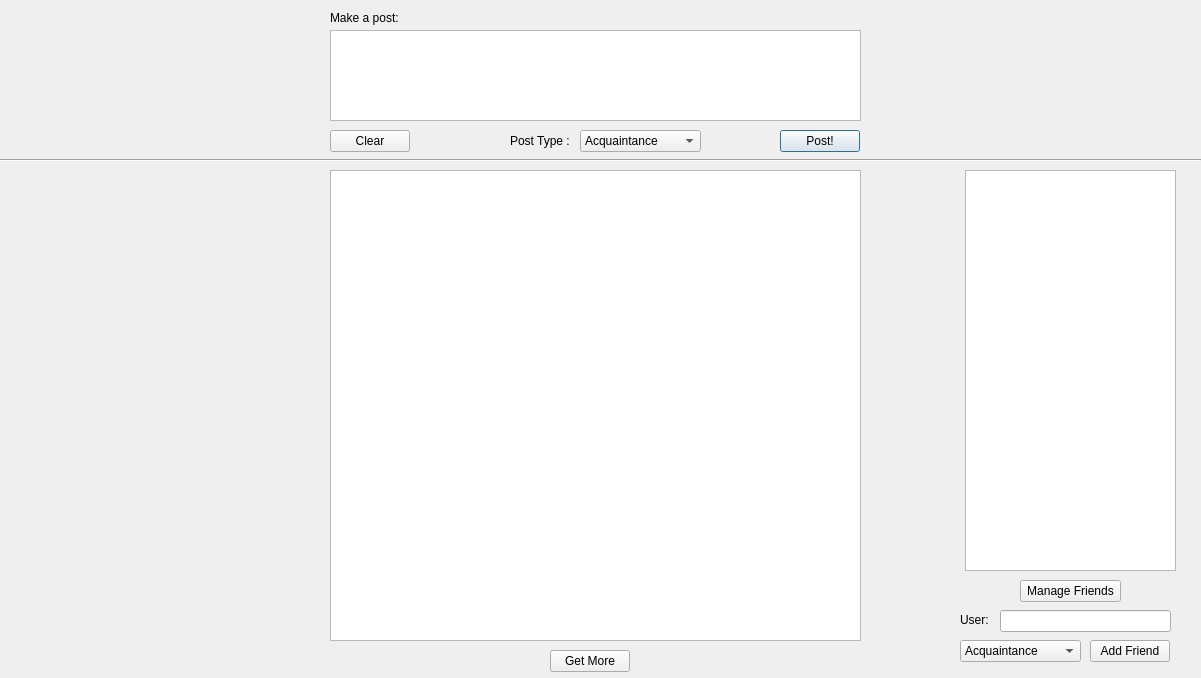
mironalex/Virtualsoc_Client, file clientinterface.ui: the form before one commit.
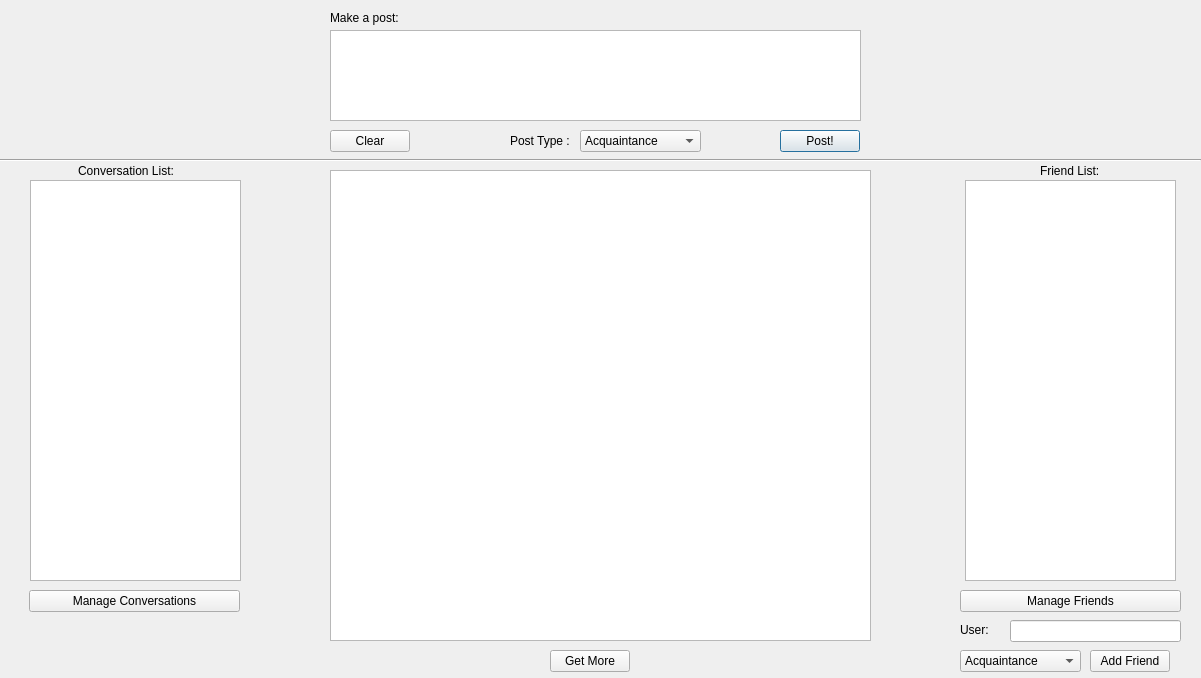
The form after the commit.

Commit message: Post, and friend lists are populated properly now, added a conversation window as well.

Patch:
```diff
--- a/clientinterface.ui
+++ b/clientinterface.ui
@@ -18,7 +18,7 @@
     <rect>
      <x>330</x>
      <y>170</y>
-     <width>531</width>
+     <width>541</width>
      <height>471</height>
     </rect>
    </property>
@@ -35,6 +35,12 @@
 &lt;/style&gt;&lt;/head&gt;&lt;body style=&quot; font-family:'Sans Serif'; font-size:9pt; font-weight:400; font-style:normal;&quot;&gt;
 &lt;p style=&quot;-qt-paragraph-type:empty; margin-top:0px; margin-bottom:0px; margin-left:0px; margin-right:0px; -qt-block-indent:0; text-indent:0px;&quot;&gt;&lt;br /&gt;&lt;/p&gt;&lt;/body&gt;&lt;/html&gt;</string>
    </property>
+   <property name="tabStopWidth">
+    <number>20</number>
+   </property>
+   <property name="acceptRichText">
+    <bool>true</bool>
+   </property>
   </widget>
   <widget class="Line" name="line">
    <property name="geometry">
@@ -104,8 +110,8 @@
   <widget class="QLineEdit" name="friendAddBox">
    <property name="geometry">
     <rect>
-     <x>1000</x>
-     <y>610</y>
+     <x>1010</x>
+     <y>620</y>
      <width>171</width>
      <height>22</height>
     </rect>
@@ -118,8 +124,8 @@
    <property name="geometry">
     <rect>
      <x>960</x>
-     <y>610</y>
-     <width>31</width>
+     <y>620</y>
+     <width>51</width>
      <height>20</height>
     </rect>
    </property>
@@ -131,7 +137,7 @@
    <property name="geometry">
     <rect>
      <x>1090</x>
-     <y>640</y>
+     <y>650</y>
      <width>80</width>
      <height>22</height>
     </rect>
@@ -195,7 +201,7 @@
    <property name="geometry">
     <rect>
      <x>960</x>
-     <y>640</y>
+     <y>650</y>
      <width>121</width>
      <height>22</height>
     </rect>
@@ -220,7 +226,7 @@
    <property name="geometry">
     <rect>
      <x>965</x>
-     <y>170</y>
+     <y>180</y>
      <width>211</width>
      <height>401</height>
     </rect>
@@ -249,9 +255,9 @@
   <widget class="QPushButton" name="manage_friendsButton">
    <property name="geometry">
     <rect>
-     <x>1020</x>
-     <y>580</y>
-     <width>101</width>
+     <x>960</x>
+     <y>590</y>
+     <width>221</width>
      <height>22</height>
     </rect>
    </property>
@@ -259,6 +265,75 @@
     <string>Manage Friends</string>
    </property>
   </widget>
+  <widget class="QListWidget" name="convList">
+   <property name="geometry">
+    <rect>
+     <x>30</x>
+     <y>180</y>
+     <width>211</width>
+     <height>401</height>
+    </rect>
+   </property>
+   <property name="font">
+    <font>
+     <pointsize>14</pointsize>
+    </font>
+   </property>
+   <property name="layoutDirection">
+    <enum>Qt::LeftToRight</enum>
+   </property>
+   <property name="autoFillBackground">
+    <bool>false</bool>
+   </property>
+   <property name="textElideMode">
+    <enum>Qt::ElideLeft</enum>
+   </property>
+   <property name="isWrapping" stdset="0">
+    <bool>false</bool>
+   </property>
+   <property name="viewMode">
+    <enum>QListView::ListMode</enum>
+   </property>
+  </widget>
+  <widget class="QLabel" name="label_2">
+   <property name="geometry">
+    <rect>
+     <x>78</x>
+     <y>160</y>
+     <width>121</width>
+     <height>21</height>
+    </rect>
+   </property>
+   <property name="text">
+    <string>Conversation List:</string>
+   </property>
+  </widget>
+  <widget class="QLabel" name="label_3">
+   <property name="geometry">
+    <rect>
+     <x>1040</x>
+     <y>160</y>
+     <width>81</width>
+     <height>21</height>
+    </rect>
+   </property>
+   <property name="text">
+    <string>Friend List:</string>
+   </property>
+  </widget>
+  <widget class="QPushButton" name="manage_conversationsButton">
+   <property name="geometry">
+    <rect>
+     <x>29</x>
+     <y>590</y>
+     <width>211</width>
+     <height>22</height>
+    </rect>
+   </property>
+   <property name="text">
+    <string>Manage Conversations</string>
+   </property>
+  </widget>
  </widget>
  <resources/>
  <connections/>
```
The commit also changes 4 other files.
